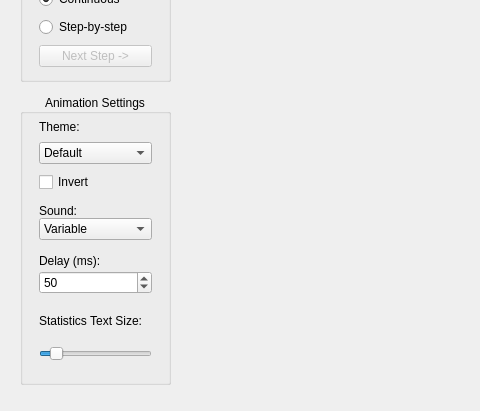
Qt form mainwindow.ui (adamt-eng/sorting-visualizer) before a commit; both pictures show x 0 to 480 and y 369 to 780 of the 1280 by 780 pixel window.
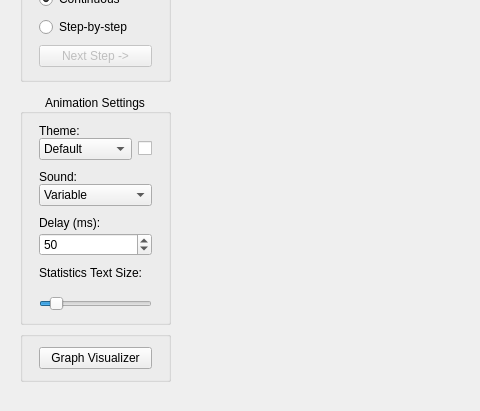
The same form after that commit. Icons and pictures are not drawn.

Commit message: Merge graph-visualizer branch with main application.

What changed in the file:
```diff
--- a/mainwindow.ui
+++ b/mainwindow.ui
@@ -383,7 +383,7 @@
       <x>20</x>
       <y>463</y>
       <width>151</width>
-      <height>291</height>
+      <height>231</height>
      </rect>
     </property>
     <property name="title">
@@ -412,39 +412,20 @@
       <number>0</number>
      </property>
      <item>
-      <layout class="QVBoxLayout" name="themeLayout">
-       <property name="spacing">
-        <number>8</number>
-       </property>
+      <layout class="QGridLayout" name="themeGridLayout">
        <property name="leftMargin">
         <number>16</number>
        </property>
        <property name="topMargin">
+        <number>10</number>
+       </property>
+       <property name="rightMargin">
+        <number>16</number>
+       </property>
+       <property name="horizontalSpacing">
         <number>6</number>
        </property>
-       <property name="rightMargin">
-        <number>16</number>
-       </property>
-       <property name="bottomMargin">
-        <number>4</number>
-       </property>
-       <item>
-        <widget class="QLabel" name="themeLabel">
-         <property name="sizePolicy">
-          <sizepolicy hsizetype="Preferred" vsizetype="Minimum">
-           <horstretch>0</horstretch>
-           <verstretch>0</verstretch>
-          </sizepolicy>
-         </property>
-         <property name="text">
-          <string>Theme:</string>
-         </property>
-         <property name="alignment">
-          <set>Qt::AlignmentFlag::AlignBottom|Qt::AlignmentFlag::AlignLeading|Qt::AlignmentFlag::AlignLeft</set>
-         </property>
-        </widget>
-       </item>
-       <item>
+       <item row="1" column="0">
         <widget class="QComboBox" name="themeComboBox">
          <property name="sizePolicy">
           <sizepolicy hsizetype="Preferred" vsizetype="Minimum">
@@ -515,10 +496,10 @@
          </item>
         </widget>
        </item>
-       <item>
+       <item row="1" column="1">
         <widget class="QCheckBox" name="invertThemeCheckBox">
          <property name="sizePolicy">
-          <sizepolicy hsizetype="Minimum" vsizetype="Minimum">
+          <sizepolicy hsizetype="MinimumExpanding" vsizetype="Fixed">
            <horstretch>0</horstretch>
            <verstretch>0</verstretch>
           </sizepolicy>
@@ -530,7 +511,23 @@
           <string/>
          </property>
          <property name="text">
-          <string>Invert</string>
+          <string/>
+         </property>
+        </widget>
+       </item>
+       <item row="0" column="0" colspan="2">
+        <widget class="QLabel" name="themeLabel">
+         <property name="sizePolicy">
+          <sizepolicy hsizetype="Preferred" vsizetype="Minimum">
+           <horstretch>0</horstretch>
+           <verstretch>0</verstretch>
+          </sizepolicy>
+         </property>
+         <property name="text">
+          <string>Theme:</string>
+         </property>
+         <property name="alignment">
+          <set>Qt::AlignmentFlag::AlignBottom|Qt::AlignmentFlag::AlignLeading|Qt::AlignmentFlag::AlignLeft</set>
          </property>
         </widget>
        </item>
@@ -544,13 +541,13 @@
           <number>16</number>
          </property>
          <property name="topMargin">
-          <number>8</number>
+          <number>10</number>
          </property>
          <property name="rightMargin">
           <number>16</number>
          </property>
          <property name="bottomMargin">
-          <number>8</number>
+          <number>0</number>
          </property>
          <item>
           <widget class="QLabel" name="soundLabel">
@@ -619,13 +616,13 @@
           <number>16</number>
          </property>
          <property name="topMargin">
-          <number>6</number>
+          <number>10</number>
          </property>
          <property name="rightMargin">
           <number>16</number>
          </property>
          <property name="bottomMargin">
-          <number>8</number>
+          <number>0</number>
          </property>
          <item>
           <widget class="QLabel" name="delayLabel">
@@ -670,13 +667,13 @@
           <number>16</number>
          </property>
          <property name="topMargin">
-          <number>12</number>
+          <number>10</number>
          </property>
          <property name="rightMargin">
           <number>16</number>
          </property>
          <property name="bottomMargin">
-          <number>8</number>
+          <number>0</number>
          </property>
          <item>
           <widget class="QLabel" name="soundLabel_2">
@@ -899,6 +896,78 @@
      </size>
     </property>
    </widget>
+   <widget class="QGroupBox" name="switchGroupBox">
+    <property name="geometry">
+     <rect>
+      <x>20</x>
+      <y>700</y>
+      <width>151</width>
+      <height>51</height>
+     </rect>
+    </property>
+    <property name="title">
+     <string/>
+    </property>
+    <property name="alignment">
+     <set>Qt::AlignmentFlag::AlignCenter</set>
+    </property>
+    <property name="flat">
+     <bool>false</bool>
+    </property>
+    <layout class="QVBoxLayout" name="verticalLayout_8">
+     <property name="spacing">
+      <number>0</number>
+     </property>
+     <property name="leftMargin">
+      <number>0</number>
+     </property>
+     <property name="topMargin">
+      <number>0</number>
+     </property>
+     <property name="rightMargin">
+      <number>0</number>
+     </property>
+     <property name="bottomMargin">
+      <number>0</number>
+     </property>
+     <item>
+      <layout class="QVBoxLayout" name="switchLayout">
+       <property name="spacing">
+        <number>2</number>
+       </property>
+       <property name="leftMargin">
+        <number>16</number>
+       </property>
+       <property name="topMargin">
+        <number>10</number>
+       </property>
+       <property name="rightMargin">
+        <number>16</number>
+       </property>
+       <property name="bottomMargin">
+        <number>10</number>
+       </property>
+       <item>
+        <widget class="QPushButton" name="switchButton">
+         <property name="sizePolicy">
+          <sizepolicy hsizetype="Preferred" vsizetype="Expanding">
+           <horstretch>0</horstretch>
+           <verstretch>0</verstretch>
+          </sizepolicy>
+         </property>
+         <property name="focusPolicy">
+          <enum>Qt::FocusPolicy::NoFocus</enum>
+         </property>
+         <property name="text">
+          <string>Graph Visualizer</string>
+         </property>
+        </widget>
+       </item>
+      </layout>
+     </item>
+    </layout>
+   </widget>
+   <zorder>switchGroupBox</zorder>
    <zorder>arraySettingsGroupBox</zorder>
    <zorder>stepControlGroupBox</zorder>
    <zorder>algorithmSettingsGroupBox</zorder>
```
The commit also changes 8 other files.
